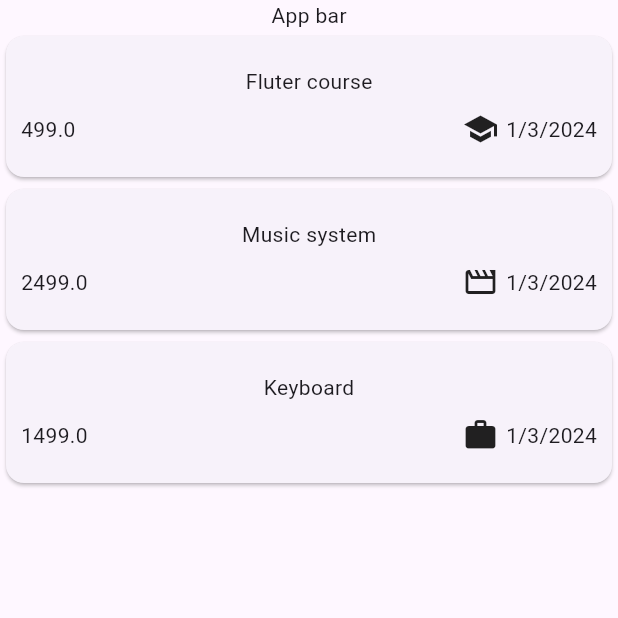
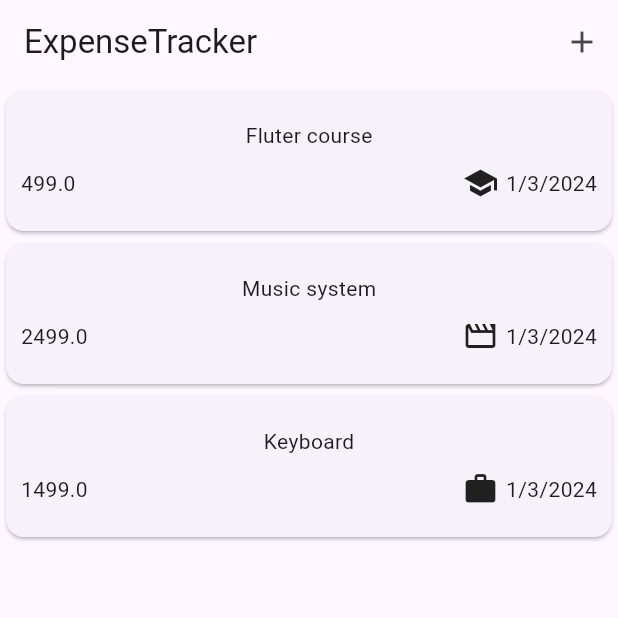
Before and after one commit to NishitBhardwaj15/expense_tracker, a Flutter app: the screen it shows after launch, on a phone screen of 412 x 824 dp, the top half of it. Run offline on Flutter 3.47's test engine with Material 3 defaults, Android fonts, the phone set to English and light mode, and no system bars.

```diff
--- a/lib/widgets/expenses.dart
+++ b/lib/widgets/expenses.dart
@@ -1,3 +1,4 @@
+import 'package:expense_tracker/widgets/modal.dart';
 import 'package:flutter/material.dart';
 import 'package:expense_tracker/model/expense.dart';
 import 'package:expense_tracker/widgets/expense_list/expense_list.dart';
@@ -19,12 +20,26 @@ class _ExpensesState extends State<Expenses>{
     Expense(title: "Keyboard", amount: 1499, date: DateTime.now(), category: Category.work),
   ];
 
+   void _openModal(){
+    showModalBottomSheet(context: context, builder: (ctx){
+      return const Modal();
+    });
+  }
+
   @override
   Widget build(context){
     return Scaffold(
+      appBar: AppBar(
+        title: const Text("ExpenseTracker"),
+        actions: [
+          IconButton(
+            onPressed: _openModal,
+            icon: const Icon(Icons.add),
+          )
+        ],
+      ),
       body: Column(
         children: [
-          const Text("App bar"),
           Expanded(
             child: ExpenseList(allExpense: _allExpense)
           )
```
Also changed, not shown: lib/widgets/modal.dart (added, +29 -0 lines).
